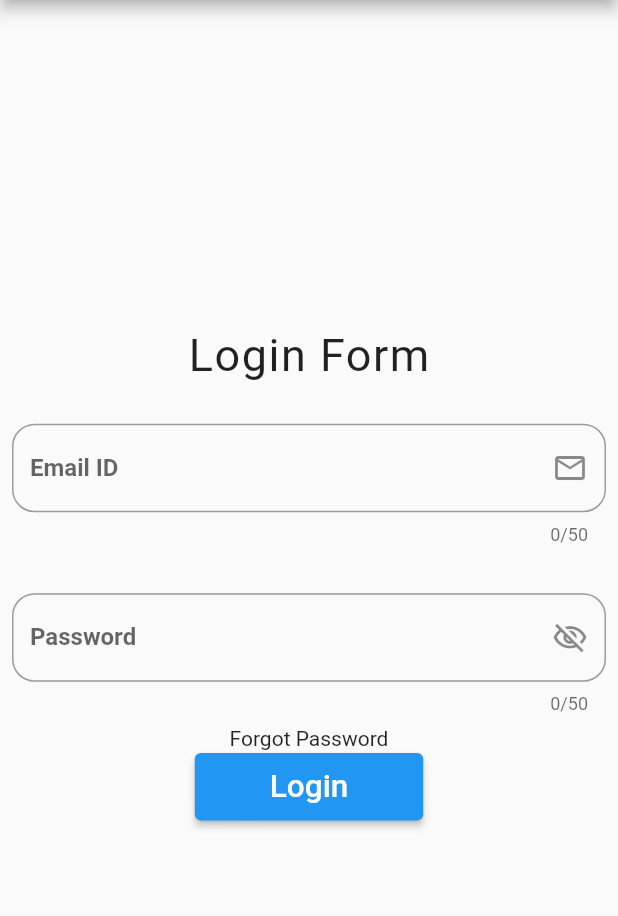
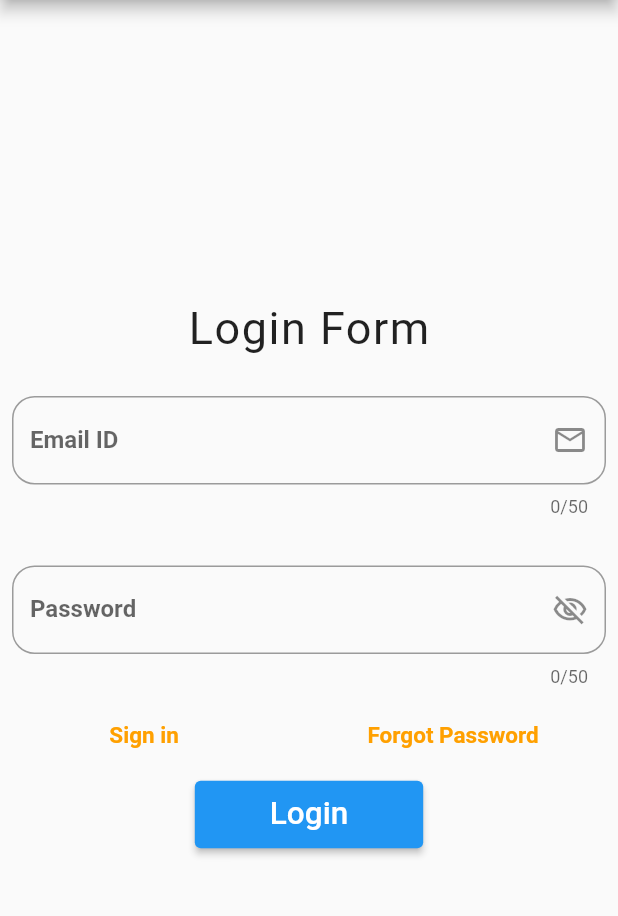
Before and after one commit to jay-salunke/admissionrelatedportfolio, a Flutter app: the screen it shows after launch, after a tap on "Login", on a phone screen of 412 x 824 dp, the part 84-1000 px from its top. Run offline on Flutter 3.47's test engine with Material 2 defaults, Android fonts, the phone set to English and light mode, and no system bars; our stand-ins replace cloud_firestore, firebase_auth, firebase_core; accounts and stored records are empty.

Commit message:
refactor the code inside onpressed function

```diff
--- a/lib/Pages/login.dart
+++ b/lib/Pages/login.dart
@@ -1,9 +1,7 @@
-
+import 'package:admission_portfolio/Pages/signup.dart';
 import 'package:firebase_auth/firebase_auth.dart';
 import 'package:flutter/cupertino.dart';
 import 'package:flutter/material.dart';
-import 'package:admission_portfolio/Authentication/RegisterData.dart';
-import 'package:admission_portfolio/Pages/homepage.dart';
 
 
 class Login extends StatefulWidget {
@@ -14,11 +12,9 @@ class Login extends StatefulWidget {
 }
 
 class _LoginState extends State<Login> {
-
   bool _isVisible = true;
   String _emailId = "";
   String _password = "";
-  final Authenticate _auth = Authenticate();
 
 
   final GlobalKey<FormState> _formKey = GlobalKey<FormState>();
@@ -41,20 +37,8 @@ class _LoginState extends State<Login> {
       print('Unsuccessful');
     return false;
   }
-  Future<void> _signInWithEmailIdAndPassword() async{
-     try{
-       await FirebaseAuth.instance.signInWithEmailAndPassword(email: _emailId, password: _password);
-       Navigator.of(context).push(
-         MaterialPageRoute(
-           builder: (context) => HomePage(),
-         ),
-       );
-     }catch(e){
-       print(e);
-     }
 
-     return ;
-  }
+
 
   @override
   Widget build(BuildContext context) {
@@ -72,8 +56,7 @@ class _LoginState extends State<Login> {
           ),
         ),
       ),
-      body: Center(
-        child: Form(
+      body: Form(
         key: _formKey,
         child: Column(
           mainAxisAlignment: MainAxisAlignment.center,
@@ -160,21 +143,67 @@ class _LoginState extends State<Login> {
                 onChanged: (value) => _password = value,
               ),
             ),
+            SizedBox(
+              height: 15,
+            ),
+
+            Row(
+              mainAxisAlignment: MainAxisAlignment.spaceAround,
+              children: <Widget>[
+
+                Padding(
+                  padding: const EdgeInsets.symmetric(horizontal: 20),
+                  child: InkWell(
+                    child: Text(
+                      "Sign in",
+                      style: TextStyle(
+                        color: Colors.amber[700],
+                        fontSize: 15,
+                        fontWeight: FontWeight.bold,
+
+                      ),
+                    ),
+                    onTap: (){
+                      Navigator.of(context).push(
+                        MaterialPageRoute(
+                          builder: (context) => SignupPage(),
+                        ),
+                      );
+                    },
+                  ),
+                ),
                 InkWell(
-                child: Text(
-                  'Forgot Password'
+                  child: Text('Forgot Password',
+                    style: TextStyle(
+                      color: Colors.amber[700],
+                      fontSize: 15,
+                      fontWeight: FontWeight.bold,
+
                     ),
+                  ),
+                  onTap: () {},
+
+                ),
+              ],
+            ),
+            SizedBox(
+              height: 20,
             ),
             ElevatedButton(
               style: ElevatedButton.styleFrom(
                 padding: EdgeInsets.symmetric(horizontal: 50, vertical: 10),
               ),
-                onPressed: () async{
-                  if(_validateForm())
-                    {
-                      _signInWithEmailIdAndPassword();
+              onPressed: () async {
+                try {
+                  if (_validateForm()) {
+                   await FirebaseAuth.instance.signInWithEmailAndPassword(email: _emailId, password: _password);
+                      Navigator.pushNamedAndRemoveUntil(
+                          context, '/homepage', (route) => false);
+
                     }
-
+                }catch(e){
+                  print(e);
+                }
               },
               child: Text(
                 "Login",
@@ -186,7 +215,6 @@ class _LoginState extends State<Login> {
           ],
         ),
       ),
-      ),
     );
   }
 }
```
Lines whose indentation alone changed are shown as unchanged.
